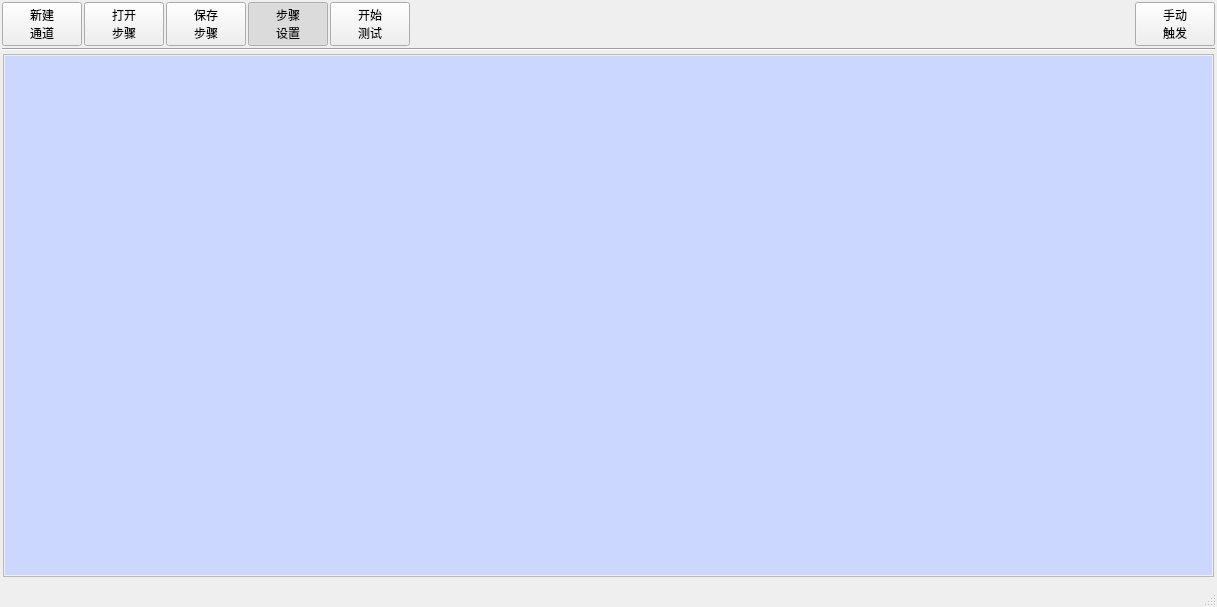
Qt form UiFiles/clsMainTestWindow.ui (caicaiking/WKELightWave) before a commit.
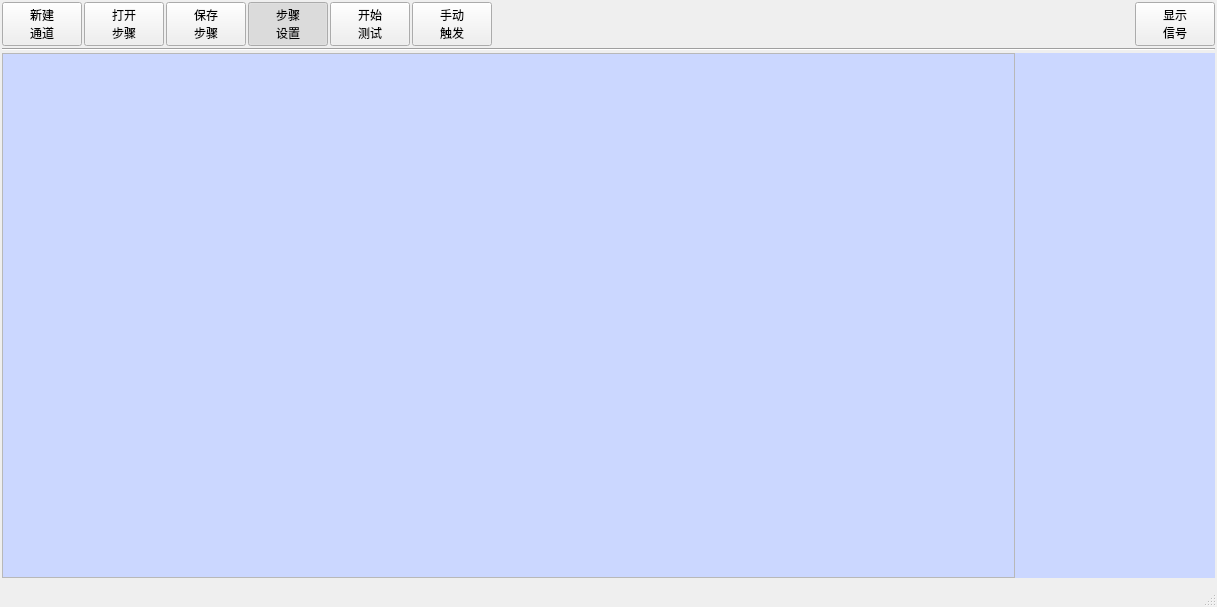
The same form after that commit. Icons and pictures are not drawn.

```diff
--- a/UiFiles/clsMainTestWindow.ui
+++ b/UiFiles/clsMainTestWindow.ui
@@ -24,7 +24,7 @@
 }</string>
   </property>
   <widget class="QWidget" name="centralwidget">
-   <layout class="QVBoxLayout" name="verticalLayout" stretch="0,0,10">
+   <layout class="QVBoxLayout" name="verticalLayout">
     <property name="spacing">
      <number>2</number>
     </property>
@@ -165,6 +165,36 @@
         </property>
        </widget>
       </item>
+      <item>
+       <widget class="QPushButton" name="btnTrig">
+        <property name="minimumSize">
+         <size>
+          <width>0</width>
+          <height>33</height>
+         </size>
+        </property>
+        <property name="styleSheet">
+         <string notr="true">font: 11pt &quot;楷体&quot;;</string>
+        </property>
+        <property name="text">
+         <string>手动
+触发</string>
+        </property>
+        <property name="icon">
+         <iconset resource="../images/res.qrc">
+          <normaloff>:/single.png</normaloff>:/single.png</iconset>
+        </property>
+        <property name="iconSize">
+         <size>
+          <width>20</width>
+          <height>20</height>
+         </size>
+        </property>
+        <property name="shortcut">
+         <string>Return</string>
+        </property>
+       </widget>
+      </item>
       <item>
        <spacer name="horizontalSpacer">
         <property name="orientation">
@@ -179,7 +209,7 @@
        </spacer>
       </item>
       <item>
-       <widget class="QPushButton" name="btnTrig">
+       <widget class="QPushButton" name="btnSignal">
         <property name="minimumSize">
          <size>
           <width>0</width>
@@ -190,8 +220,8 @@
          <string notr="true">font: 11pt &quot;楷体&quot;;</string>
         </property>
         <property name="text">
-         <string>手动
-触发</string>
+         <string>显示
+信号</string>
         </property>
         <property name="icon">
          <iconset resource="../images/res.qrc">
@@ -206,6 +236,9 @@
         <property name="shortcut">
          <string>Return</string>
         </property>
+        <property name="checkable">
+         <bool>true</bool>
+        </property>
        </widget>
       </item>
      </layout>
@@ -218,25 +251,33 @@
      </widget>
     </item>
     <item>
+     <layout class="QHBoxLayout" name="horizontalLayout_2">
+      <property name="spacing">
+       <number>0</number>
+      </property>
+      <item>
      <widget class="QWidget" name="stepWidget" native="true">
       <layout class="QVBoxLayout" name="verticalLayout_2">
        <property name="spacing">
-        <number>1</number>
+          <number>0</number>
        </property>
        <property name="leftMargin">
-        <number>1</number>
+          <number>0</number>
        </property>
        <property name="topMargin">
-        <number>1</number>
+          <number>0</number>
        </property>
        <property name="rightMargin">
-        <number>1</number>
+          <number>0</number>
        </property>
        <property name="bottomMargin">
-        <number>1</number>
+          <number>0</number>
        </property>
        <item>
         <widget class="QScrollArea" name="scrollArea">
+           <property name="lineWidth">
+            <number>0</number>
+           </property>
          <property name="widgetResizable">
           <bool>true</bool>
          </property>
@@ -245,25 +286,25 @@
            <rect>
             <x>0</x>
             <y>0</y>
-            <width>1209</width>
+              <width>1009</width>
             <height>507</height>
            </rect>
           </property>
           <layout class="QVBoxLayout" name="verticalLayout_3">
            <property name="spacing">
-            <number>1</number>
+              <number>0</number>
            </property>
            <property name="leftMargin">
-            <number>1</number>
+              <number>0</number>
            </property>
            <property name="topMargin">
-            <number>1</number>
+              <number>0</number>
            </property>
            <property name="rightMargin">
-            <number>1</number>
+              <number>0</number>
            </property>
            <property name="bottomMargin">
-            <number>1</number>
+              <number>0</number>
            </property>
            <item>
             <widget class="QWidget" name="itemWidget" native="true">
@@ -280,6 +321,27 @@
       </layout>
      </widget>
     </item>
+      <item>
+       <widget class="QWidget" name="wgtSignalPannel" native="true">
+        <property name="minimumSize">
+         <size>
+          <width>200</width>
+          <height>0</height>
+         </size>
+        </property>
+        <property name="maximumSize">
+         <size>
+          <width>200</width>
+          <height>16777215</height>
+         </size>
+        </property>
+        <property name="styleSheet">
+         <string notr="true">background-color: rgb(203, 215, 255);</string>
+        </property>
+       </widget>
+      </item>
+     </layout>
+    </item>
    </layout>
   </widget>
   <widget class="QMenuBar" name="menubar">
```
Left out of the diff: 28 changed lines with no effect on the pictures. Lines whose indentation alone changed are shown as unchanged.
